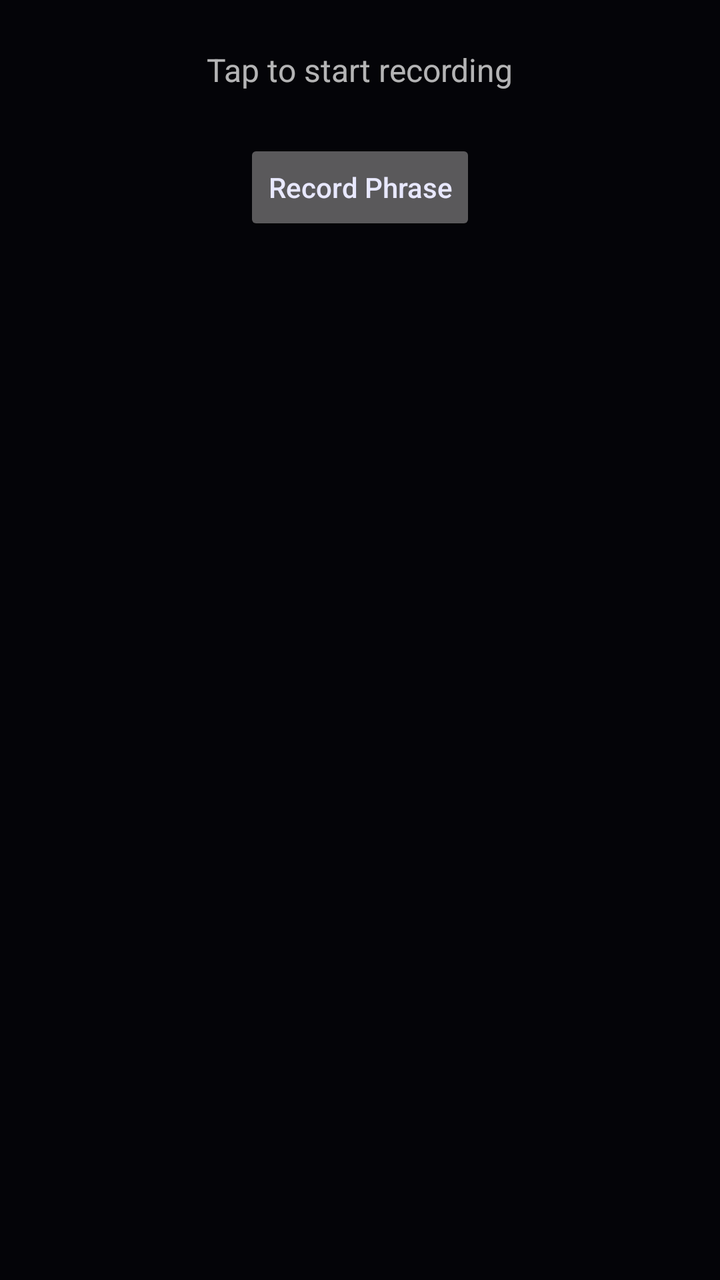
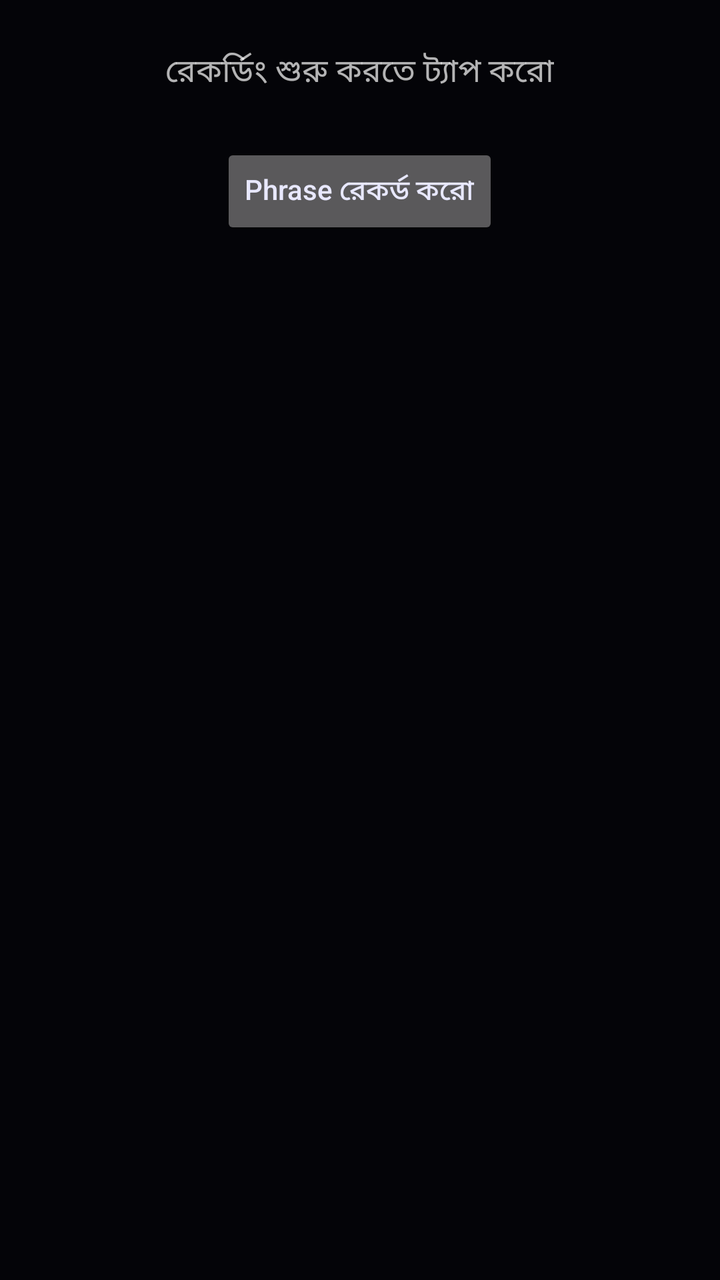

The first picture is an Android layout as it rendered before a commit; the second is the same layout after the commit. The layout source and the unified diff follow.
<!-- AndroidManifest.xml: application theme Theme.Maya -->
<!-- res/layout/dialog_voice_passphrase.xml -->
<?xml version="1.0" encoding="utf-8"?>

<LinearLayout xmlns:android="http://schemas.android.com/apk/res/android"
    android:layout_width="match_parent"
    android:layout_height="wrap_content"
    android:orientation="vertical"
    android:padding="24dp"
    android:gravity="center_horizontal">

    <TextView
        android:id="@+id/recordStatusText"
        android:layout_width="wrap_content"
        android:layout_height="wrap_content"
        android:text="Tap to start recording"
        android:textSize="16sp"
        android:layout_marginBottom="24dp"/>

    <Button
        android:id="@+id/recordPassphraseBtn"
        android:layout_width="wrap_content"
        android:layout_height="wrap_content"
        android:text="Record Phrase"
        android:textAllCaps="false"/>

    <TextView
        android:id="@+id/passphrasePreviewText"
        android:layout_width="wrap_content"
        android:layout_height="wrap_content"
        android:text=""
        android:textStyle="italic"
        android:visibility="gone"
        android:layout_marginTop="24dp"/>

</LinearLayout>
<!-- resources referenced by this layout -->
<resources>
  <style name="Theme.Maya" parent="Theme.AppCompat.NoActionBar">
          <item name="android:windowBackground">@color/myra_dark</item>
          <item name="android:statusBarColor">@android:color/transparent</item>
          <item name="android:navigationBarColor">@color/myra_dark</item>
          <item name="colorPrimary">@color/myra_red</item>
          <item name="colorPrimaryDark">@color/myra_red_dark</item>
          <item name="colorAccent">@color/myra_purple</item>
          <item name="android:windowTranslucentStatus">true</item>
          <item name="android:windowDrawsSystemBarBackgrounds">true</item>
          <item name="android:textColorPrimary">@color/myra_text</item>
          <item name="android:textColorHint">@color/myra_hint</item>
          <item name="editTextColor">@color/myra_text</item>
          <item name="colorControlActivated">@color/myra_cyan</item>
          <item name="colorControlHighlight">@color/myra_glow_cyan</item>
      </style>
  <color name="myra_dark">#040408</color>
  <color name="myra_red">#FF1744</color>
  <color name="myra_red_dark">#B71C1C</color>
  <color name="myra_purple">#D500F9</color>
  <color name="myra_text">#E8E8FF</color>
  <color name="myra_hint">#444466</color>
  <color name="myra_cyan">#00E5FF</color>
  <color name="myra_glow_cyan">#4400E5FF</color>
</resources>

<!-- the commit's change to res/layout/dialog_voice_passphrase.xml (unified diff, before → after) -->
@@ -1,5 +1,4 @@
 <?xml version="1.0" encoding="utf-8"?>
-
 <LinearLayout xmlns:android="http://schemas.android.com/apk/res/android"
     android:layout_width="match_parent"
     android:layout_height="wrap_content"
@@ -11,7 +10,7 @@
         android:id="@+id/recordStatusText"
         android:layout_width="wrap_content"
         android:layout_height="wrap_content"
-        android:text="Tap to start recording"
+        android:text="রেকর্ডিং শুরু করতে ট্যাপ করো"
         android:textSize="16sp"
         android:layout_marginBottom="24dp"/>
 
@@ -19,7 +18,7 @@
         android:id="@+id/recordPassphraseBtn"
         android:layout_width="wrap_content"
         android:layout_height="wrap_content"
-        android:text="Record Phrase"
+        android:text="Phrase রেকর্ড করো"
         android:textAllCaps="false"/>
 
     <TextView
<!-- resource entries referenced after the edit -->
@@ -1,27 +1,27 @@
 <!-- resources referenced by this layout -->
 <resources>
   <style name="Theme.Maya" parent="Theme.AppCompat.NoActionBar">
-          <item name="android:windowBackground">@color/myra_dark</item>
+          <item name="android:windowBackground">@color/maya_dark</item>
           <item name="android:statusBarColor">@android:color/transparent</item>
-          <item name="android:navigationBarColor">@color/myra_dark</item>
-          <item name="colorPrimary">@color/myra_red</item>
-          <item name="colorPrimaryDark">@color/myra_red_dark</item>
-          <item name="colorAccent">@color/myra_purple</item>
+          <item name="android:navigationBarColor">@color/maya_dark</item>
+          <item name="colorPrimary">@color/maya_red</item>
+          <item name="colorPrimaryDark">@color/maya_red_dark</item>
+          <item name="colorAccent">@color/maya_purple</item>
           <item name="android:windowTranslucentStatus">true</item>
           <item name="android:windowDrawsSystemBarBackgrounds">true</item>
-          <item name="android:textColorPrimary">@color/myra_text</item>
-          <item name="android:textColorHint">@color/myra_hint</item>
-          <item name="editTextColor">@color/myra_text</item>
-          <item name="colorControlActivated">@color/myra_cyan</item>
-          <item name="colorControlHighlight">@color/myra_glow_cyan</item>
+          <item name="android:textColorPrimary">@color/maya_text</item>
+          <item name="android:textColorHint">@color/maya_hint</item>
+          <item name="editTextColor">@color/maya_text</item>
+          <item name="colorControlActivated">@color/maya_cyan</item>
+          <item name="colorControlHighlight">@color/maya_glow_cyan</item>
       </style>
-  <color name="myra_dark">#040408</color>
-  <color name="myra_red">#FF1744</color>
-  <color name="myra_red_dark">#B71C1C</color>
-  <color name="myra_purple">#D500F9</color>
-  <color name="myra_text">#E8E8FF</color>
-  <color name="myra_hint">#444466</color>
-  <color name="myra_cyan">#00E5FF</color>
-  <color name="myra_glow_cyan">#4400E5FF</color>
+  <color name="maya_dark">#040408</color>
+  <color name="maya_red">#FF1744</color>
+  <color name="maya_red_dark">#B71C1C</color>
+  <color name="maya_purple">#D500F9</color>
+  <color name="maya_text">#E8E8FF</color>
+  <color name="maya_hint">#444466</color>
+  <color name="maya_cyan">#00E5FF</color>
+  <color name="maya_glow_cyan">#4400E5FF</color>
 </resources>
 
